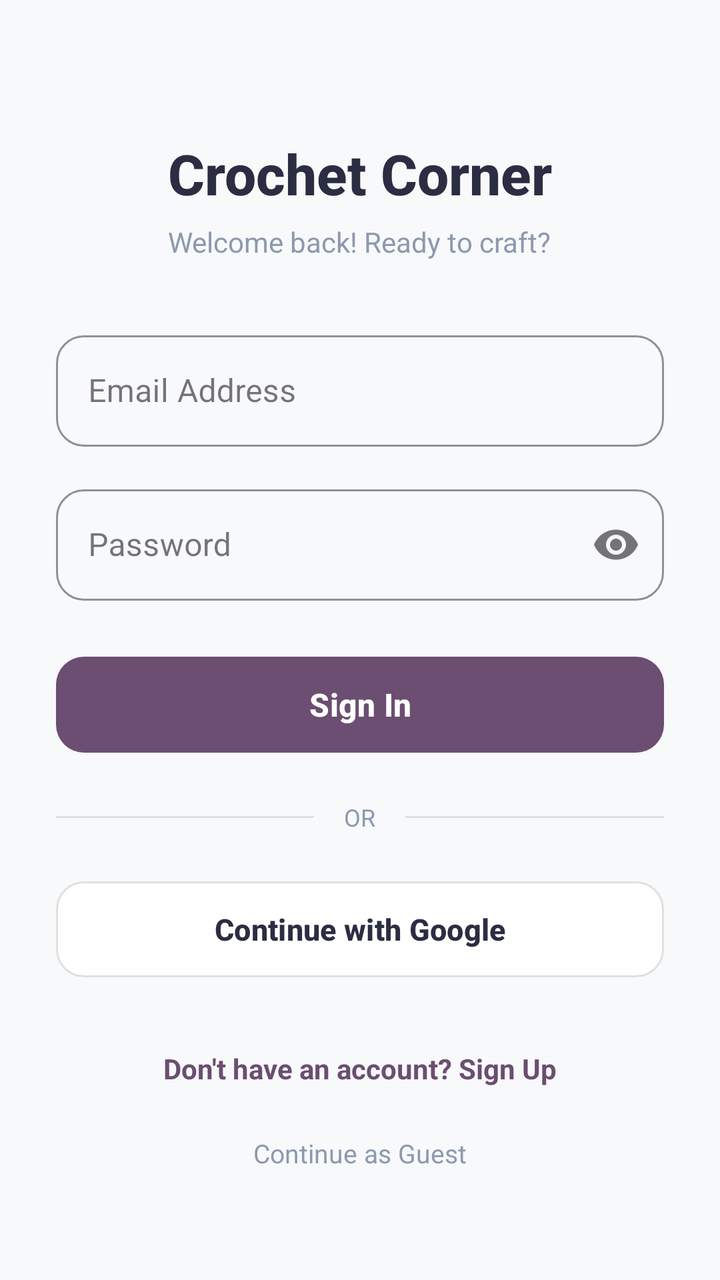
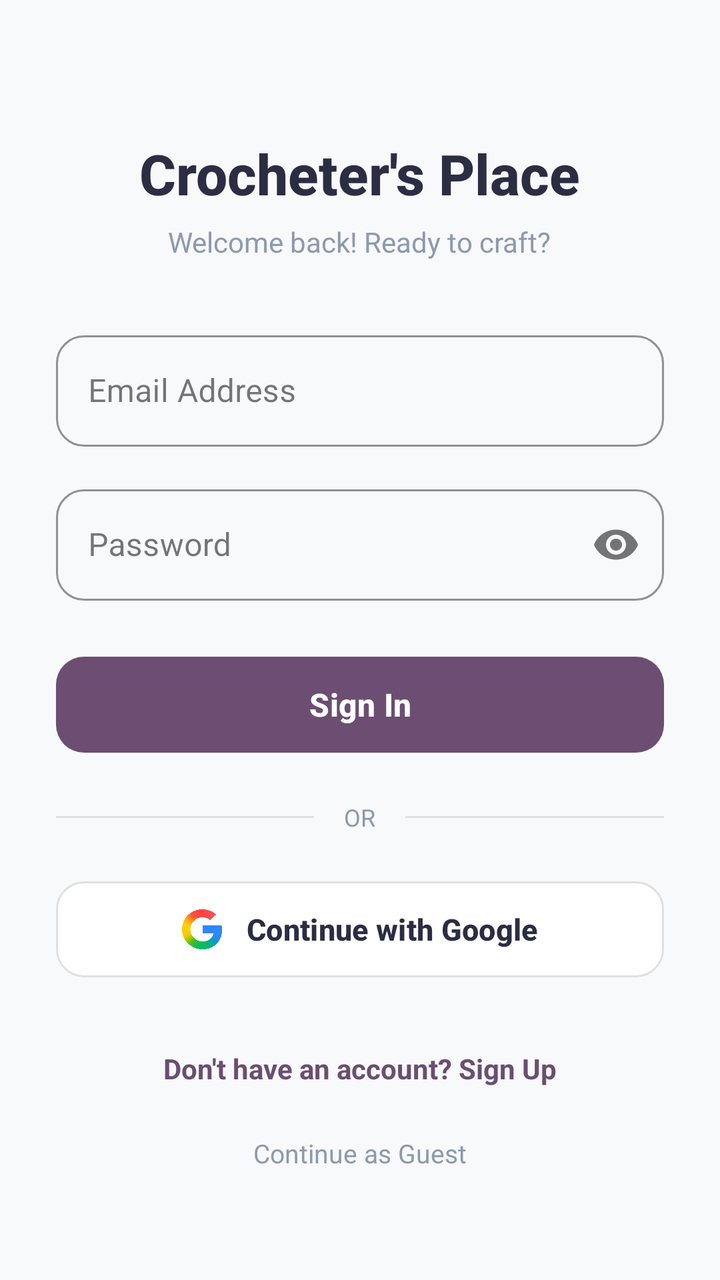

Before-and-after screenshots of an Android layout around one commit, followed by the original layout XML and the change that was made.
<!-- AndroidManifest.xml: application theme Theme.CrocheterApp -->
<!-- res/layout/activity_sign_in.xml -->
<?xml version="1.0" encoding="utf-8"?>
<ScrollView xmlns:android="http://schemas.android.com/apk/res/android"
    xmlns:app="http://schemas.android.com/apk/res-auto"
    android:layout_width="match_parent"
    android:layout_height="match_parent"
    android:fillViewport="true"
    android:background="#F8F9FA">

    <LinearLayout
        android:layout_width="match_parent"
        android:layout_height="wrap_content"
        android:orientation="vertical"
        android:padding="28dp"
        android:gravity="center_horizontal">

        
        <TextView
            android:layout_width="wrap_content"
            android:layout_height="wrap_content"
            android:text="Crochet Corner"
            android:textSize="28sp"
            android:textStyle="bold"
            android:textColor="#2B2D42"
            android:layout_marginTop="40dp"
            android:fontFamily="sans-serif-medium" />

        
        <TextView
            android:layout_width="wrap_content"
            android:layout_height="wrap_content"
            android:text="Welcome back! Ready to craft?"
            android:textSize="14sp"
            android:textColor="#8D99AE"
            android:layout_marginBottom="32dp"
            android:layout_marginTop="6dp" />

        
        <com.google.android.material.textfield.TextInputLayout
            style="@style/Widget.MaterialComponents.TextInputLayout.OutlinedBox"
            android:layout_width="match_parent"
            android:layout_height="wrap_content"
            android:layout_marginBottom="16dp"
            android:hint="Email Address"
            app:boxCornerRadiusTopStart="14dp"
            app:boxCornerRadiusTopEnd="14dp"
            app:boxCornerRadiusBottomStart="14dp"
            app:boxCornerRadiusBottomEnd="14dp"
            app:boxStrokeColor="#6B4E71">

            <com.google.android.material.textfield.TextInputEditText
                android:id="@+id/etEmail"
                android:layout_width="match_parent"
                android:layout_height="wrap_content"
                android:inputType="textEmailAddress"
                android:textColor="#2B2D42" />
        </com.google.android.material.textfield.TextInputLayout>

        
        <com.google.android.material.textfield.TextInputLayout
            style="@style/Widget.MaterialComponents.TextInputLayout.OutlinedBox"
            android:layout_width="match_parent"
            android:layout_height="wrap_content"
            android:layout_marginBottom="24dp"
            android:hint="Password"
            app:endIconMode="password_toggle"
            app:boxCornerRadiusTopStart="14dp"
            app:boxCornerRadiusTopEnd="14dp"
            app:boxCornerRadiusBottomStart="14dp"
            app:boxCornerRadiusBottomEnd="14dp"
            app:boxStrokeColor="#6B4E71">

            <com.google.android.material.textfield.TextInputEditText
                android:id="@+id/etPassword"
                android:layout_width="match_parent"
                android:layout_height="wrap_content"
                android:inputType="textPassword"
                android:textColor="#2B2D42" />
        </com.google.android.material.textfield.TextInputLayout>

        
        <com.google.android.material.button.MaterialButton
            android:id="@+id/btnLogin"
            android:layout_width="match_parent"
            android:layout_height="56dp"
            android:text="Sign In"
            android:textSize="16sp"
            android:textStyle="bold"
            android:textColor="#FFFFFF"
            app:backgroundTint="#6B4E71"
            app:cornerRadius="14dp"
            android:elevation="4dp" />

        
        <LinearLayout
            android:layout_width="match_parent"
            android:layout_height="wrap_content"
            android:orientation="horizontal"
            android:gravity="center"
            android:layout_marginTop="20dp"
            android:layout_marginBottom="20dp">

            <View
                android:layout_width="0dp"
                android:layout_height="1dp"
                android:layout_weight="1"
                android:background="#E0E0E0" />

            <TextView
                android:layout_width="wrap_content"
                android:layout_height="wrap_content"
                android:text=" OR "
                android:textColor="#8D99AE"
                android:textSize="12sp"
                android:paddingStart="12dp"
                android:paddingEnd="12dp" />

            <View
                android:layout_width="0dp"
                android:layout_height="1dp"
                android:layout_weight="1"
                android:background="#E0E0E0" />
        </LinearLayout>

        
        <com.google.android.material.button.MaterialButton
            android:id="@+id/btnGoogle"
            android:layout_width="match_parent"
            android:layout_height="56dp"
            android:text="Continue with Google"
            android:textSize="15sp"
            android:textStyle="bold"
            android:textColor="#2B2D42"
            app:backgroundTint="#FFFFFF"
            app:strokeColor="#E0E0E0"
            app:strokeWidth="1dp"
            app:cornerRadius="14dp"
            android:elevation="2dp" />

        
        <TextView
            android:id="@+id/tvRegister"
            android:layout_width="wrap_content"
            android:layout_height="wrap_content"
            android:text="Don't have an account? Sign Up"
            android:textColor="#6B4E71"
            android:textSize="14sp"
            android:textStyle="bold"
            android:layout_marginTop="24dp"
            android:padding="8dp" />

        
        <TextView
            android:id="@+id/tvGuest"
            android:layout_width="wrap_content"
            android:layout_height="wrap_content"
            android:text="Continue as Guest"
            android:textColor="#8D99AE"
            android:textSize="13sp"
            android:layout_marginTop="8dp"
            android:padding="8dp" />

    </LinearLayout>
</ScrollView>
<!-- resources referenced by this layout -->
<resources>
  <style name="Theme.CrocheterApp" parent="Base.Theme.CrocheterApp" />
  <style name="Base.Theme.CrocheterApp" parent="Theme.Material3.DayNight.NoActionBar">
          
          
      </style>
</resources>

<!-- the commit's change to res/layout/activity_sign_in.xml (unified diff, before → after) -->
@@ -17,12 +17,12 @@
         <TextView
             android:layout_width="wrap_content"
             android:layout_height="wrap_content"
-            android:text="Crochet Corner"
+            android:layout_marginTop="40dp"
+            android:fontFamily="sans-serif-medium"
+            android:text="Crocheter's Place"
+            android:textColor="#2B2D42"
             android:textSize="28sp"
-            android:textStyle="bold"
-            android:textColor="#2B2D42"
-            android:layout_marginTop="40dp"
-            android:fontFamily="sans-serif-medium" />
+            android:textStyle="bold" />
 
         
         <TextView
@@ -122,21 +122,27 @@
         </LinearLayout>
 
         
+
+        
         <com.google.android.material.button.MaterialButton
             android:id="@+id/btnGoogle"
             android:layout_width="match_parent"
             android:layout_height="56dp"
+            android:elevation="2dp"
             android:text="Continue with Google"
+            android:textColor="#2B2D42"
             android:textSize="15sp"
             android:textStyle="bold"
-            android:textColor="#2B2D42"
             app:backgroundTint="#FFFFFF"
+            app:cornerRadius="14dp"
+            app:icon="@drawable/ic_google"
+            app:iconGravity="textStart"
+            app:iconPadding="12dp"
+            app:iconSize="20dp"
+            app:iconTint="@null"
             app:strokeColor="#E0E0E0"
-            app:strokeWidth="1dp"
-            app:cornerRadius="14dp"
-            android:elevation="2dp" />
+            app:strokeWidth="1dp" />
 
-        
         <TextView
             android:id="@+id/tvRegister"
             android:layout_width="wrap_content"
<!-- resource entries referenced after the edit -->
@@ -1,5 +1,6 @@
 <!-- resources referenced by this layout -->
 <resources>
+  <!-- drawable ic_google: webp bitmap (drawable, 57798 bytes) -->
   <style name="Theme.CrocheterApp" parent="Base.Theme.CrocheterApp" />
   <style name="Base.Theme.CrocheterApp" parent="Theme.Material3.DayNight.NoActionBar">
           
